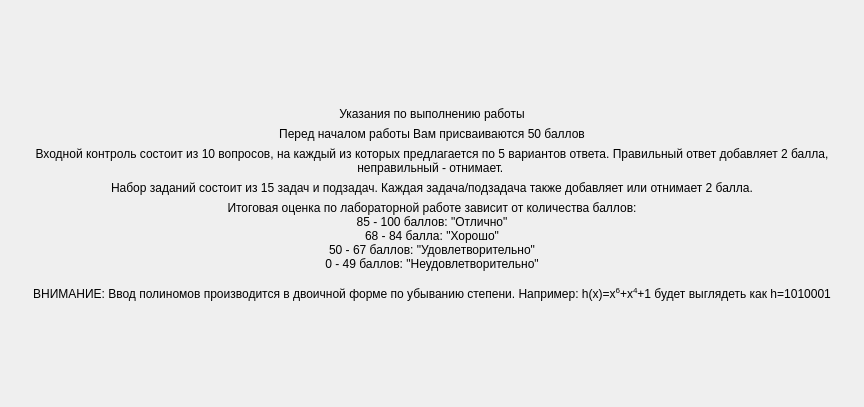
The window that screendescription.ui (bukhmastov/fpsp) describes before a commit, drawn with Qt 5.
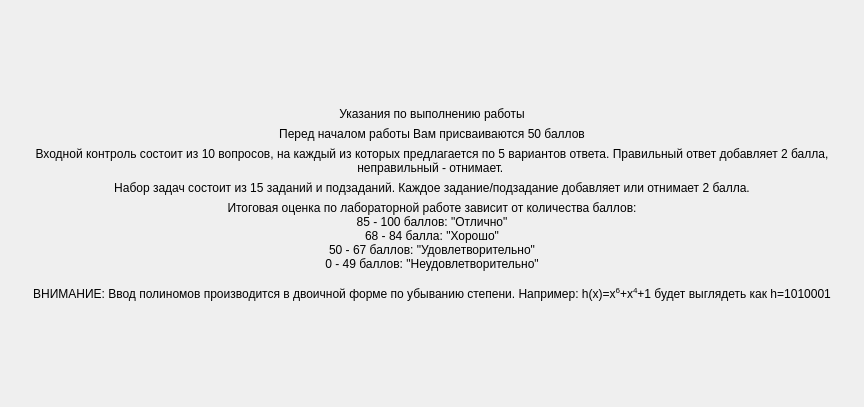
The same window after the commit.

```diff
--- a/screendescription.ui
+++ b/screendescription.ui
@@ -95,7 +95,7 @@
         <string notr="true">font: 12pt &quot;MS Shell Dlg 2&quot;;</string>
        </property>
        <property name="text">
-        <string>Набор заданий состоит из 15 задач и подзадач. Каждая задача/подзадача также добавляет или отнимает 2 балла.</string>
+        <string>Набор задач состоит из 15 заданий и подзаданий. Каждое задание/подзадание добавляет или отнимает 2 балла.</string>
        </property>
        <property name="alignment">
         <set>Qt::AlignCenter</set>
```
